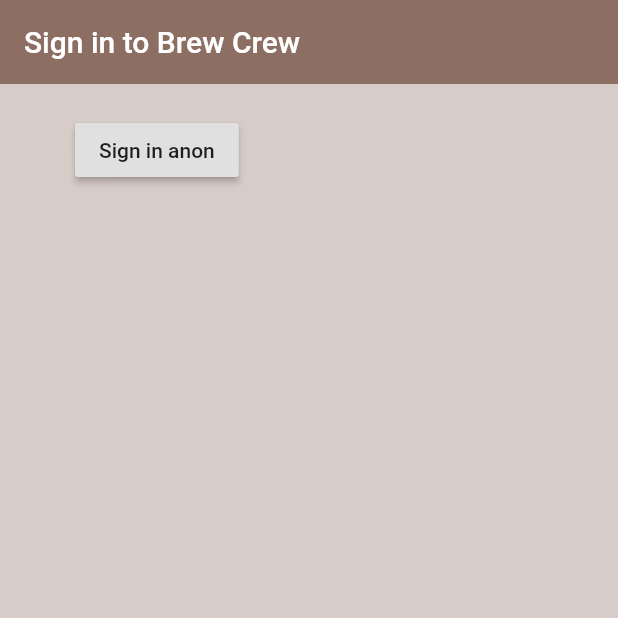
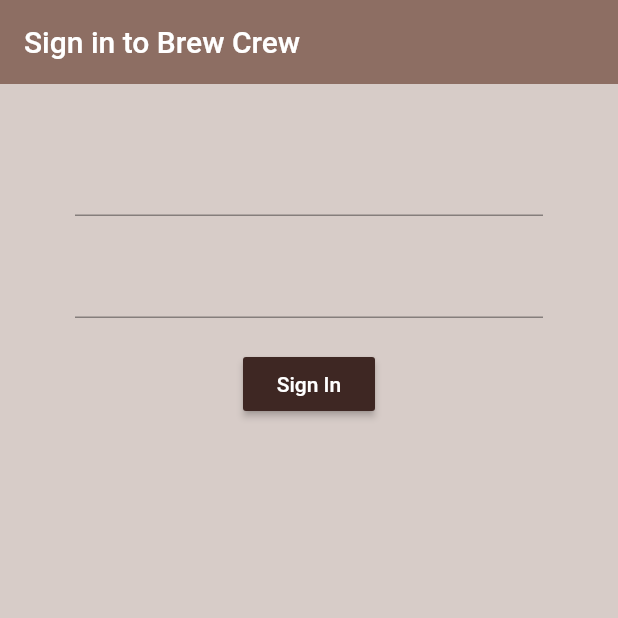
Before and after one commit to J-DK/flutter_firebase, a Flutter app: the screen it shows after launch, on a phone screen of 412 x 824 dp, the top half of it. Run offline on Flutter 3.47's test engine with Material 2 defaults, Android fonts, the phone set to English and light mode, and no system bars; our stand-ins replace firebase_auth, firebase_core; accounts and stored records are empty.

Commit message:
feat: added text form fields for email & password

```diff
--- a/lib/screens/authenticate/sign_in.dart
+++ b/lib/screens/authenticate/sign_in.dart
@@ -7,6 +7,9 @@ class SignIn extends StatefulWidget {
 }
 
 class _SignInState extends State<SignIn> {
+
+  String email = '';
+  String password = '';
 
   final AuthService _auth = AuthService();
 
@@ -21,18 +24,39 @@ class _SignInState extends State<SignIn> {
       ),
       body: Container(
         padding: EdgeInsets.symmetric(vertical: 20, horizontal: 50),
-        child: RaisedButton(
-          child: Text('Sign in anon'),
-          onPressed: () async {
-            dynamic result = await _auth.signInAnonymous();
-            if (result == null) {
-              print('error signing in');
-            } else {
-              print('signed in');
-              print(result);
-            }
-          },
-        ),
+        child: Form(
+          child: Column(
+            children: <Widget>[
+              SizedBox(height: 20),
+              TextFormField(
+                onChanged: (val) {
+                  setState(() => email = val);
+                },
+              ),
+              SizedBox(height: 20),
+              TextFormField(
+                obscureText: true,
+                onChanged: (val) {
+                  setState(() => password = val);
+                },
+              ),
+              SizedBox(height: 20),
+              RaisedButton(
+                color: Colors.brown[900],
+                child: Text(
+                    'Sign In',
+                    style: TextStyle(
+                      color: Colors.white
+                    )
+                ),
+                onPressed: () {
+                  print(email);
+                  print(password);
+                }
+              )
+            ],
+          ),
+        )
       ),
     );
   }
```
